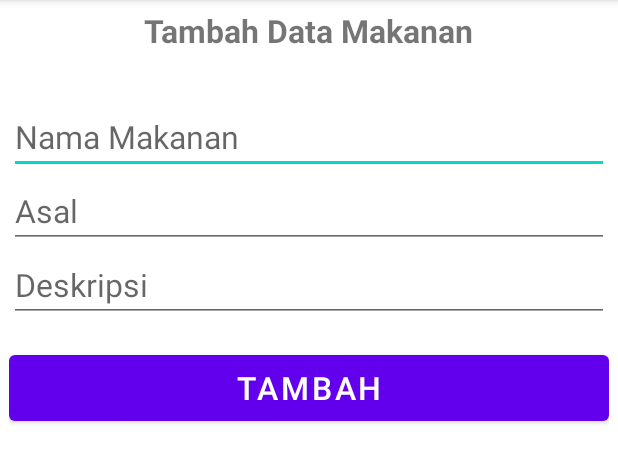
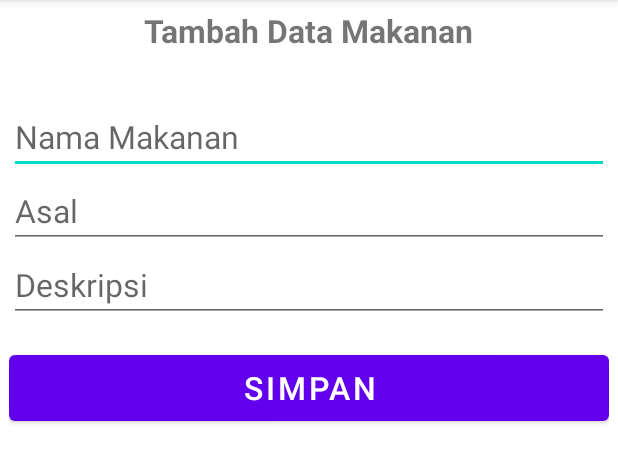
Before and after one commit to jenhk03/OurCuisine, an Android app: the AddActivity screen opened directly, with no data from a screen before it, on a phone screen of 412 x 824 dp, the part 84-544 px from its top. Run offline under Robolectric (Android 15) with nearby library versions, the phone set to English and light mode, and no system bars.

Commit message:
Update activity_add.xml

```diff
--- a/app/src/main/res/layout/activity_add.xml
+++ b/app/src/main/res/layout/activity_add.xml
@@ -36,8 +36,8 @@
     <Button
         android:layout_width="match_parent"
         android:layout_height="56dp"
-        android:id="@+id/btn_add"
+        android:id="@+id/btn_save"
         android:layout_marginTop="16dp"
-        android:text="Tambah"
+        android:text="Simpan"
         android:textSize="21sp" />
 </LinearLayout>
```
